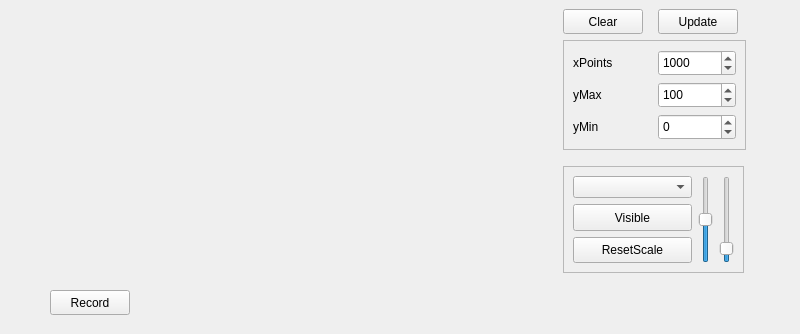
Qt form App/DataDisplayer/DataDisplayer.ui (windsgo/edm_project) before a commit.
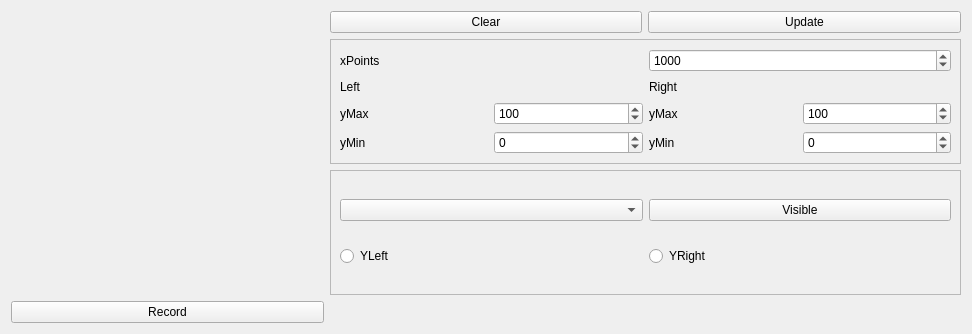
The same form after that commit. Custom widgets are drawn as their Qt base class.

Commit message: basic test displayer

```diff
--- a/App/DataDisplayer/DataDisplayer.ui
+++ b/App/DataDisplayer/DataDisplayer.ui
@@ -6,140 +6,33 @@
    <rect>
     <x>0</x>
     <y>0</y>
-    <width>800</width>
+    <width>972</width>
     <height>334</height>
    </rect>
   </property>
   <property name="windowTitle">
    <string>Form</string>
   </property>
-  <widget class="QwtPlot" name="qwtPlot">
-   <property name="geometry">
-    <rect>
-     <x>9</x>
-     <y>9</y>
-     <width>511</width>
-     <height>261</height>
-    </rect>
-   </property>
-  </widget>
-  <widget class="QFrame" name="frame_item_checkboxes">
-   <property name="geometry">
-    <rect>
-     <x>563</x>
-     <y>166</y>
-     <width>181</width>
-     <height>107</height>
-    </rect>
-   </property>
-   <property name="frameShape">
-    <enum>QFrame::StyledPanel</enum>
-   </property>
-   <property name="frameShadow">
-    <enum>QFrame::Raised</enum>
-   </property>
-   <layout class="QGridLayout" name="gridLayout">
-    <item row="0" column="0">
-     <widget class="QComboBox" name="comboBox_item_select"/>
-    </item>
-    <item row="0" column="1" rowspan="3">
-     <widget class="QSlider" name="verticalSlider_zero_offset">
-      <property name="minimum">
-       <number>-100</number>
-      </property>
-      <property name="maximum">
-       <number>100</number>
-      </property>
-      <property name="orientation">
-       <enum>Qt::Vertical</enum>
-      </property>
-      <property name="tickPosition">
-       <enum>QSlider::NoTicks</enum>
-      </property>
-     </widget>
-    </item>
-    <item row="0" column="2" rowspan="3">
-     <widget class="QSlider" name="verticalSlider_scale_percent">
-      <property name="minimum">
-       <number>1</number>
-      </property>
-      <property name="maximum">
-       <number>1000</number>
-      </property>
-      <property name="value">
-       <number>100</number>
-      </property>
-      <property name="orientation">
-       <enum>Qt::Vertical</enum>
-      </property>
-     </widget>
-    </item>
-    <item row="1" column="0">
-     <widget class="QPushButton" name="pb_item_visible">
-      <property name="sizePolicy">
-       <sizepolicy hsizetype="Minimum" vsizetype="Preferred">
-        <horstretch>0</horstretch>
-        <verstretch>0</verstretch>
-       </sizepolicy>
-      </property>
-      <property name="text">
-       <string>Visible</string>
-      </property>
-      <property name="checkable">
-       <bool>true</bool>
-      </property>
-     </widget>
-    </item>
-    <item row="2" column="0">
-     <widget class="QPushButton" name="pb_clear_2">
-      <property name="sizePolicy">
-       <sizepolicy hsizetype="Minimum" vsizetype="Preferred">
-        <horstretch>0</horstretch>
-        <verstretch>0</verstretch>
-       </sizepolicy>
-      </property>
-      <property name="text">
-       <string>ResetScale</string>
-      </property>
-     </widget>
-    </item>
-   </layout>
-  </widget>
+  <layout class="QGridLayout" name="gridLayout_2">
+   <item row="0" column="0" rowspan="3">
+    <widget class="QwtPlot" name="qwtPlot"/>
+   </item>
+   <item row="0" column="1">
   <widget class="QPushButton" name="pb_clear">
-   <property name="geometry">
-    <rect>
-     <x>563</x>
-     <y>9</y>
-     <width>80</width>
-     <height>25</height>
-    </rect>
-   </property>
    <property name="text">
     <string>Clear</string>
    </property>
   </widget>
+   </item>
+   <item row="0" column="2">
   <widget class="QPushButton" name="pb_update">
-   <property name="geometry">
-    <rect>
-     <x>658</x>
-     <y>9</y>
-     <width>80</width>
-     <height>25</height>
-    </rect>
-   </property>
    <property name="text">
     <string>Update</string>
    </property>
   </widget>
+   </item>
+   <item row="1" column="1" colspan="2">
   <widget class="QFrame" name="frame_settings">
-   <property name="geometry">
-    <rect>
-     <x>563</x>
-     <y>40</y>
-     <width>183</width>
-     <height>110</height>
-    </rect>
-   </property>
    <property name="frameShape">
     <enum>QFrame::StyledPanel</enum>
    </property>
@@ -147,14 +40,105 @@
     <enum>QFrame::Raised</enum>
    </property>
    <layout class="QGridLayout" name="gridLayout_3">
-    <item row="0" column="0">
-     <widget class="QLabel" name="label">
+      <item row="3" column="0">
+       <widget class="QLabel" name="label_3">
       <property name="text">
-       <string>xPoints</string>
+         <string>yMin</string>
       </property>
      </widget>
     </item>
-    <item row="0" column="1">
+      <item row="3" column="2">
+       <widget class="QLabel" name="label_7">
+        <property name="text">
+         <string>yMin</string>
+        </property>
+       </widget>
+      </item>
+      <item row="2" column="1">
+       <widget class="QSpinBox" name="sb_left_ymax">
+        <property name="sizePolicy">
+         <sizepolicy hsizetype="Preferred" vsizetype="Preferred">
+          <horstretch>0</horstretch>
+          <verstretch>0</verstretch>
+         </sizepolicy>
+        </property>
+        <property name="minimum">
+         <number>-999999999</number>
+        </property>
+        <property name="maximum">
+         <number>999999999</number>
+        </property>
+        <property name="value">
+         <number>100</number>
+        </property>
+       </widget>
+      </item>
+      <item row="2" column="2">
+       <widget class="QLabel" name="label_6">
+        <property name="text">
+         <string>yMax</string>
+        </property>
+       </widget>
+      </item>
+      <item row="3" column="1">
+       <widget class="QSpinBox" name="sb_left_ymin">
+        <property name="sizePolicy">
+         <sizepolicy hsizetype="Preferred" vsizetype="Preferred">
+          <horstretch>0</horstretch>
+          <verstretch>0</verstretch>
+         </sizepolicy>
+        </property>
+        <property name="minimum">
+         <number>-999999999</number>
+        </property>
+        <property name="maximum">
+         <number>999999999</number>
+        </property>
+       </widget>
+      </item>
+      <item row="2" column="0">
+       <widget class="QLabel" name="label_2">
+        <property name="text">
+         <string>yMax</string>
+        </property>
+       </widget>
+      </item>
+      <item row="3" column="3">
+       <widget class="QSpinBox" name="sb_right_ymin">
+        <property name="sizePolicy">
+         <sizepolicy hsizetype="Preferred" vsizetype="Preferred">
+          <horstretch>0</horstretch>
+          <verstretch>0</verstretch>
+         </sizepolicy>
+        </property>
+        <property name="minimum">
+         <number>-999999999</number>
+        </property>
+        <property name="maximum">
+         <number>999999999</number>
+        </property>
+       </widget>
+      </item>
+      <item row="2" column="3">
+       <widget class="QSpinBox" name="sb_right_ymax">
+        <property name="sizePolicy">
+         <sizepolicy hsizetype="Preferred" vsizetype="Preferred">
+          <horstretch>0</horstretch>
+          <verstretch>0</verstretch>
+         </sizepolicy>
+        </property>
+        <property name="minimum">
+         <number>-999999999</number>
+        </property>
+        <property name="maximum">
+         <number>999999999</number>
+        </property>
+        <property name="value">
+         <number>100</number>
+        </property>
+       </widget>
+      </item>
+      <item row="0" column="2" colspan="2">
      <widget class="QSpinBox" name="sb_points">
       <property name="sizePolicy">
        <sizepolicy hsizetype="Preferred" vsizetype="Preferred">
@@ -173,66 +157,77 @@
       </property>
      </widget>
     </item>
-    <item row="1" column="0">
-     <widget class="QLabel" name="label_2">
+      <item row="0" column="0" colspan="2">
+       <widget class="QLabel" name="label">
       <property name="text">
-       <string>yMax</string>
+         <string>xPoints</string>
       </property>
      </widget>
     </item>
-    <item row="1" column="1">
-     <widget class="QSpinBox" name="sb_ymax">
-      <property name="sizePolicy">
-       <sizepolicy hsizetype="Preferred" vsizetype="Preferred">
-        <horstretch>0</horstretch>
-        <verstretch>0</verstretch>
-       </sizepolicy>
-      </property>
-      <property name="minimum">
-       <number>-999999999</number>
-      </property>
-      <property name="maximum">
-       <number>999999999</number>
-      </property>
-      <property name="value">
-       <number>100</number>
-      </property>
-     </widget>
-    </item>
-    <item row="2" column="0">
-     <widget class="QLabel" name="label_3">
+      <item row="1" column="0" colspan="2">
+       <widget class="QLabel" name="label_4">
+        <property name="text">
+         <string>Left</string>
+        </property>
+       </widget>
+      </item>
+      <item row="1" column="2" colspan="2">
+       <widget class="QLabel" name="label_5">
+        <property name="text">
+         <string>Right</string>
+        </property>
+       </widget>
+      </item>
+     </layout>
+    </widget>
+   </item>
+   <item row="2" column="1" colspan="2">
+    <widget class="QFrame" name="frame_item_checkboxes">
+     <property name="frameShape">
+      <enum>QFrame::StyledPanel</enum>
+     </property>
+     <property name="frameShadow">
+      <enum>QFrame::Raised</enum>
+     </property>
+     <layout class="QGridLayout" name="gridLayout">
+      <item row="3" column="0">
+       <widget class="QRadioButton" name="radioButton">
+        <property name="text">
+         <string>YLeft</string>
+        </property>
+       </widget>
+      </item>
+      <item row="3" column="1">
+       <widget class="QRadioButton" name="radioButton_2">
       <property name="text">
-       <string>yMin</string>
+         <string>YRight</string>
       </property>
      </widget>
     </item>
-    <item row="2" column="1">
-     <widget class="QSpinBox" name="sb_ymin">
+      <item row="0" column="0">
+       <widget class="QComboBox" name="comboBox_item_select"/>
+      </item>
+      <item row="0" column="1">
+       <widget class="QPushButton" name="pb_item_visible">
       <property name="sizePolicy">
-       <sizepolicy hsizetype="Preferred" vsizetype="Preferred">
+         <sizepolicy hsizetype="Minimum" vsizetype="Preferred">
         <horstretch>0</horstretch>
         <verstretch>0</verstretch>
        </sizepolicy>
       </property>
-      <property name="minimum">
-       <number>-999999999</number>
-      </property>
-      <property name="maximum">
-       <number>999999999</number>
+        <property name="text">
+         <string>Visible</string>
+        </property>
+        <property name="checkable">
+         <bool>true</bool>
       </property>
      </widget>
     </item>
    </layout>
   </widget>
+   </item>
+   <item row="3" column="0">
   <widget class="QPushButton" name="pb_record">
-   <property name="geometry">
-    <rect>
-     <x>50</x>
-     <y>290</y>
-     <width>80</width>
-     <height>25</height>
-    </rect>
-   </property>
    <property name="text">
     <string>Record</string>
    </property>
@@ -240,6 +235,8 @@
     <bool>true</bool>
    </property>
   </widget>
+   </item>
+  </layout>
  </widget>
  <customwidgets>
   <customwidget>
```
Lines whose indentation alone changed are shown as unchanged. The commit also changes 6 other files.
